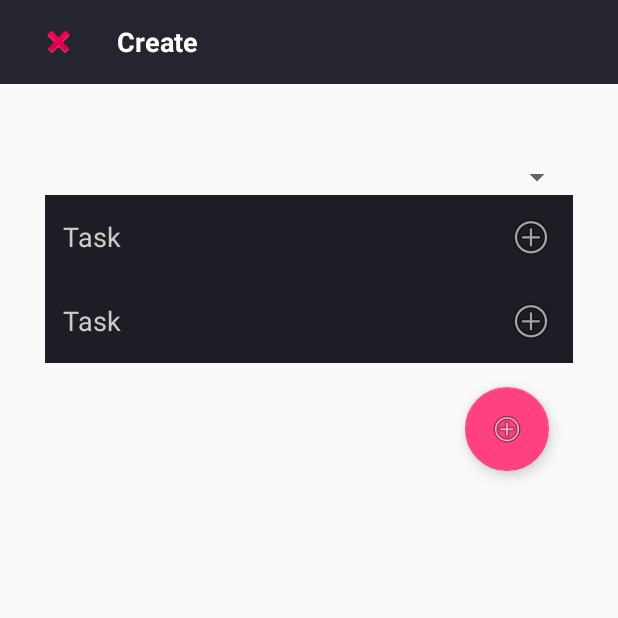
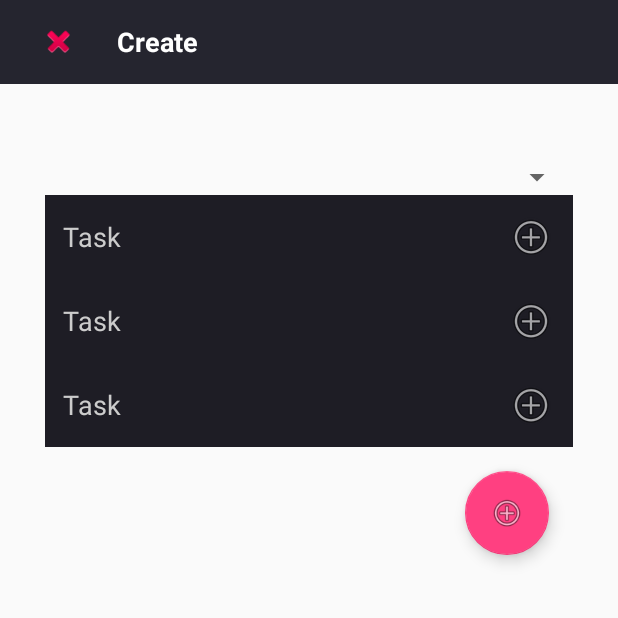
Before and after one commit to valentineRutto/travelList, an Android app: the todo_add_new screen opened directly, with no data from a screen before it, after a tap on an icon or button, on a phone screen of 412 x 824 dp, the top half of it. Run offline under Robolectric (Android 15) with nearby library versions, the phone set to English and light mode, and no system bars; our stand-ins replace Firebase (no records; nobody signed in at launch, a user with empty details on screens opened directly).

Commit message:
-save task item to firebase

```diff
--- a/app/src/main/java/com/valentinerutto/travellist/todo_add_new.java
+++ b/app/src/main/java/com/valentinerutto/travellist/todo_add_new.java
@@ -1,5 +1,7 @@
 package com.valentinerutto.travellist;
 
+import android.support.annotation.NonNull;
+import android.support.annotation.Nullable;
 import android.support.design.widget.FloatingActionButton;
 import android.support.v7.app.AppCompatActivity;
 import android.os.Bundle;
@@ -8,9 +10,18 @@ import android.widget.DatePicker;
 import android.widget.EditText;
 import android.widget.Spinner;
 
+import com.google.firebase.database.DatabaseError;
+import com.google.firebase.database.DatabaseReference;
+import com.google.firebase.database.FirebaseDatabase;
+
+import java.text.SimpleDateFormat;
+import java.util.Date;
+import java.util.HashMap;
+import java.util.Map;
+
 public class todo_add_new extends AppCompatActivity {
     FloatingActionButton fab;
-    EditText task,taskdate;
+    EditText task,taskdate,taskcountry;
     Spinner country;
     DatePicker datePicker;
 
@@ -27,11 +38,40 @@ public class todo_add_new extends AppCompatActivity {
         });
     }
 
-    private void saveTodo() {
+    void saveTodo() {
         task=findViewById(R.id.task_name);
         taskdate=findViewById(R.id.task_date);
+        taskcountry =findViewById(R.id.task_country);
 //        make datepicker visible on taskdateclick
         datePicker=findViewById(R.id.datepicker);
+        Date date =new Date();
+        date.setMonth(datePicker.getMonth());
+        date.setYear(datePicker.getYear());
+        date.setDate(datePicker.getDayOfMonth());
+
+        SimpleDateFormat format =new SimpleDateFormat("dd/MM/yyyy");
+        String dateString = format.format(date);
+
+//        save to firebase Db
+        FirebaseDatabase firebaseDatabase = FirebaseDatabase.getInstance();
+        String key = firebaseDatabase.getReference("todoList").push().getKey();
+
+        taskItem taskItem=new taskItem();
+        taskItem.setCountry(taskcountry.getText().toString());
+        taskItem.setTask(task.getText().toString());
+        taskItem.setTask(dateString);
+
+
+        Map<String,Object> childUpdates = new HashMap<>();
+        childUpdates.put(key,taskItem.toFirebaseObject());
+        firebaseDatabase.getReference("todoList").updateChildren(childUpdates, new DatabaseReference.CompletionListener() {
+            @Override
+            public void onComplete(@Nullable DatabaseError databaseError, @NonNull DatabaseReference databaseReference) {
+                if (databaseError == null){
+                    finish();
+                }
+            }
+        });
 
 
 
--- a/app/src/main/res/layout/activity_todo_add_new.xml
+++ b/app/src/main/res/layout/activity_todo_add_new.xml
@@ -65,6 +65,20 @@ one task where every task will be put shown on a list before saving-->
 
         </android.support.v7.widget.AppCompatSpinner>
         <EditText
+            android:id="@+id/task_country"
+            android:layout_width="match_parent"
+            android:layout_height="match_parent"
+            android:layout_centerVertical="true"
+            android:layout_gravity="center"
+            android:hint="Task"
+            android:background="#1E1D25"
+            android:padding="12dp"
+            android:drawableRight="@android:drawable/ic_menu_add"
+            android:ems="10"
+            android:singleLine="true"
+            android:textColorHint="#CCCCCC"
+            android:textColor="#666666"/>
+        <EditText
             android:id="@+id/task_name"
             android:layout_width="match_parent"
             android:layout_height="match_parent"
```
